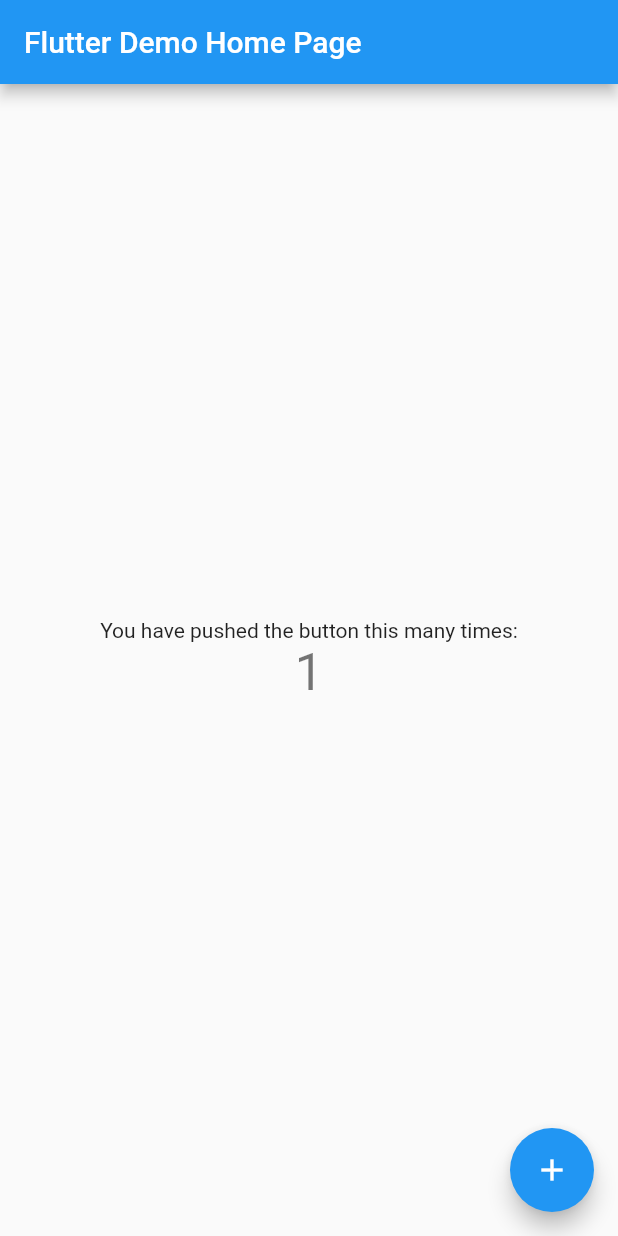
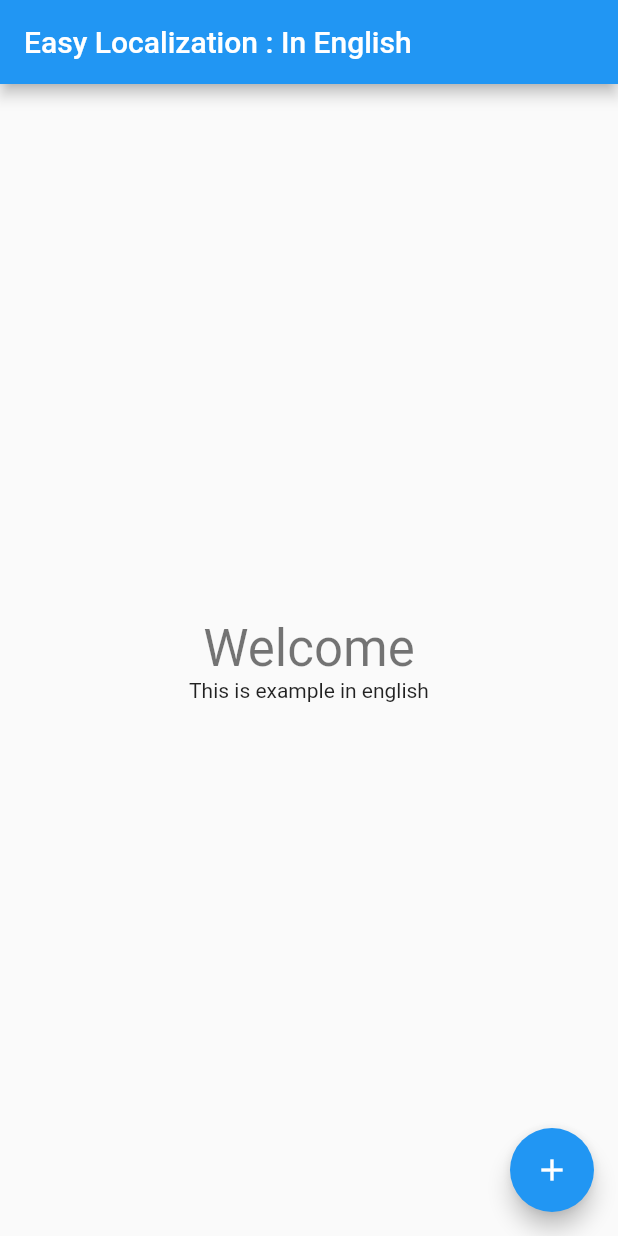
Before and after one commit to YossefHussein/Localization_flutter, a Flutter app: the screen it shows after launch, after a tap on the "add" icon, on a phone screen of 412 x 824 dp. Run offline on Flutter 3.47's test engine with Material 2 defaults, Android fonts, the phone set to English and light mode, and no system bars; our stand-ins replace easy_localization; generated files the repository leaves out were written again.

Commit message:
new update

```diff
--- /dev/null
+++ b/assets/translations/ar.json
@@ -0,0 +1,6 @@
+{
+  "welcome": "مرحبا",
+  "nameApp": "Easy Localization : في لغة عربية",
+  "example" : "هذا مثال في عربية",
+  "tooltip": "انا بحب عربي"
+}
--- /dev/null
+++ b/assets/translations/en.json
@@ -0,0 +1,6 @@
+{
+  "welcome": "Welcome",
+  "nameApp": "Easy Localization : In English",
+  "example" : "This is example in english",
+  "tooltip": "I love english"
+}
--- /dev/null
+++ b/assets/translations/es.json
@@ -0,0 +1,6 @@
+{
+  "welcome": "Bienvenido",
+  "nameApp": "Easy Localization : En español",
+  "example" : "Este es un exempla en español",
+  "tooltip": "Me encanta el español"
+}
--- /dev/null
+++ b/assets/translations/fr.json
@@ -0,0 +1,6 @@
+{
+    "welcome": "Bienvenue",
+    "nameApp": "Easy Localization : En français",
+    "example" : "C’est un exemple en français",
+    "tooltip": "J'aime le français"
+  }
--- a/lib/main.dart
+++ b/lib/main.dart
@@ -1,7 +1,25 @@
+import 'package:easy_localization/easy_localization.dart';
 import 'package:flutter/material.dart';
+import 'translations/codegen_loader.g.dart';
+import 'translations/locale_keys.dart';
 
-void main() {
-  runApp(const MyApp());
+Future<void> main() async {
+  WidgetsFlutterBinding.ensureInitialized();
+  await EasyLocalization.ensureInitialized();
+  runApp(
+    EasyLocalization(
+      path: 'assets/translations',
+      supportedLocales: const [
+        Locale('ar'),
+        Locale('en'),
+        Locale('es'),
+        Locale('fr'),
+      ],
+      fallbackLocale: const Locale('en'),
+      assetLoader: const CodegenLoader(),
+      child: const MyApp(),
+    ),
+  );
 }
 
 class MyApp extends StatelessWidget {
@@ -11,37 +29,20 @@ class MyApp extends StatelessWidget {
   @override
   Widget build(BuildContext context) {
     return MaterialApp(
-      title: 'Flutter Demo',
+      localizationsDelegates: context.localizationDelegates,
+      supportedLocales: context.supportedLocales,
+      locale: context.locale,
+      title: 'Localizations Sample App',
       theme: ThemeData(
-        // This is the theme of your application.
-        //
-        // Try running your application with "flutter run". You'll see the
-        // application has a blue toolbar. Then, without quitting the app, try
-        // changing the primarySwatch below to Colors.green and then invoke
-        // "hot reload" (press "r" in the console where you ran "flutter run",
-        // or simply save your changes to "hot reload" in a Flutter IDE).
-        // Notice that the counter didn't reset back to zero; the application
-        // is not restarted.
         primarySwatch: Colors.blue,
       ),
-      home: const MyHomePage(title: 'Flutter Demo Home Page'),
+      home: const MyHomePage(),
     );
   }
 }
 
 class MyHomePage extends StatefulWidget {
-  const MyHomePage({Key? key, required this.title}) : super(key: key);
-
-  // This widget is the home page of your application. It is stateful, meaning
-  // that it has a State object (defined below) that contains fields that affect
-  // how it looks.
-
-  // This class is the configuration for the state. It holds the values (in this
-  // case the title) provided by the parent (in this case the App widget) and
-  // used by the build method of the State. Fields in a Widget subclass are
-  // always marked "final".
-
-  final String title;
+  const MyHomePage({Key? key}) : super(key: key);
 
   @override
   State<MyHomePage> createState() => _MyHomePageState();
@@ -52,64 +53,33 @@ class _MyHomePageState extends State<MyHomePage> {
 
   void _incrementCounter() {
     setState(() {
-      // This call to setState tells the Flutter framework that something has
-      // changed in this State, which causes it to rerun the build method below
-      // so that the display can reflect the updated values. If we changed
-      // _counter without calling setState(), then the build method would not be
-      // called again, and so nothing would appear to happen.
       _counter++;
     });
   }
 
   @override
   Widget build(BuildContext context) {
-    // This method is rerun every time setState is called, for instance as done
-    // by the _incrementCounter method above.
-    //
-    // The Flutter framework has been optimized to make rerunning build methods
-    // fast, so that you can just rebuild anything that needs updating rather
-    // than having to individually change instances of widgets.
     return Scaffold(
       appBar: AppBar(
-        // Here we take the value from the MyHomePage object that was created by
-        // the App.build method, and use it to set our appbar title.
-        title: Text(widget.title),
+        title: Text(LocaleKeys.nameApp.tr()),
       ),
       body: Center(
-        // Center is a layout widget. It takes a single child and positions it
-        // in the middle of the parent.
         child: Column(
-          // Column is also a layout widget. It takes a list of children and
-          // arranges them vertically. By default, it sizes itself to fit its
-          // children horizontally, and tries to be as tall as its parent.
-          //
-          // Invoke "debug painting" (press "p" in the console, choose the
-          // "Toggle Debug Paint" action from the Flutter Inspector in Android
-          // Studio, or the "Toggle Debug Paint" command in Visual Studio Code)
-          // to see the wireframe for each widget.
-          //
-          // Column has various properties to control how it sizes itself and
-          // how it positions its children. Here we use mainAxisAlignment to
-          // center the children vertically; the main axis here is the vertical
-          // axis because Columns are vertical (the cross axis would be
-          // horizontal).
           mainAxisAlignment: MainAxisAlignment.center,
           children: <Widget>[
-            const Text(
-              'You have pushed the button this many times:',
-            ),
             Text(
-              '$_counter',
+              LocaleKeys.welcome.tr(),
               style: Theme.of(context).textTheme.headline4,
             ),
+            Text(LocaleKeys.example.tr()),
           ],
         ),
       ),
       floatingActionButton: FloatingActionButton(
         onPressed: _incrementCounter,
-        tooltip: 'Increment',
+        tooltip: LocaleKeys.tooltip.tr(),
         child: const Icon(Icons.add),
-      ), // This trailing comma makes auto-formatting nicer for build methods.
+      ),
     );
   }
 }
--- a/pubspec.yaml
+++ b/pubspec.yaml
@@ -34,6 +34,7 @@ dependencies:
   # The following adds the Cupertino Icons font to your application.
   # Use with the CupertinoIcons class for iOS style icons.
   cupertino_icons: ^1.0.2
+  easy_localization: ^3.0.1
 
 dev_dependencies:
   flutter_test:
```
Also changed, not shown: pubspec.lock.
